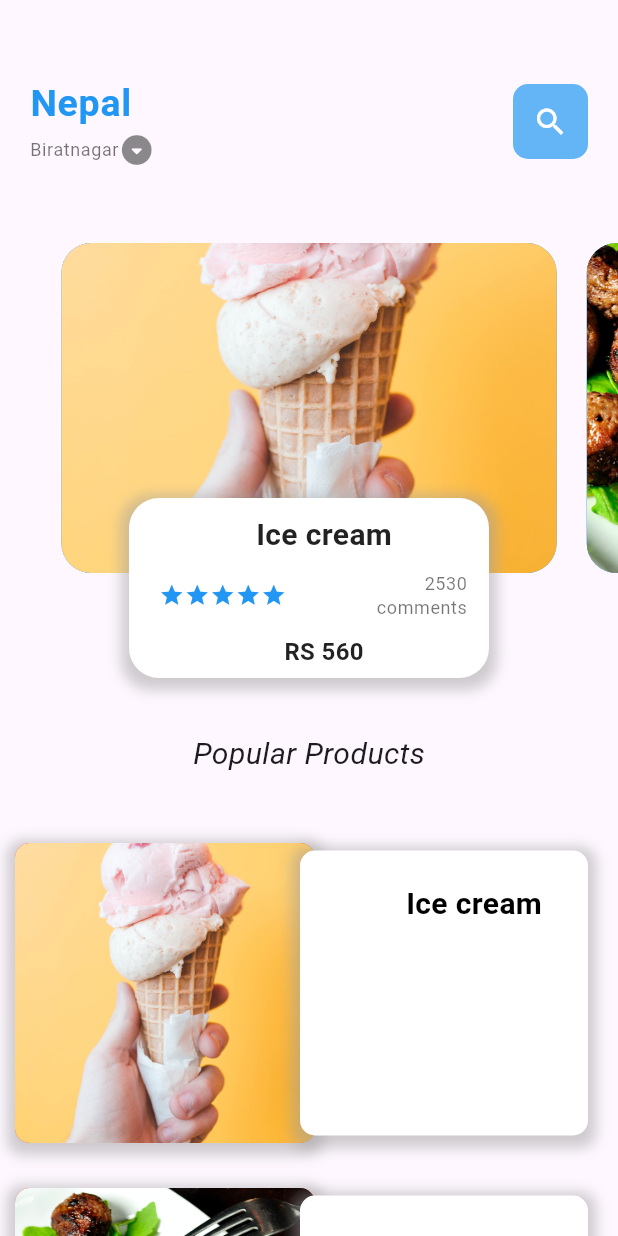
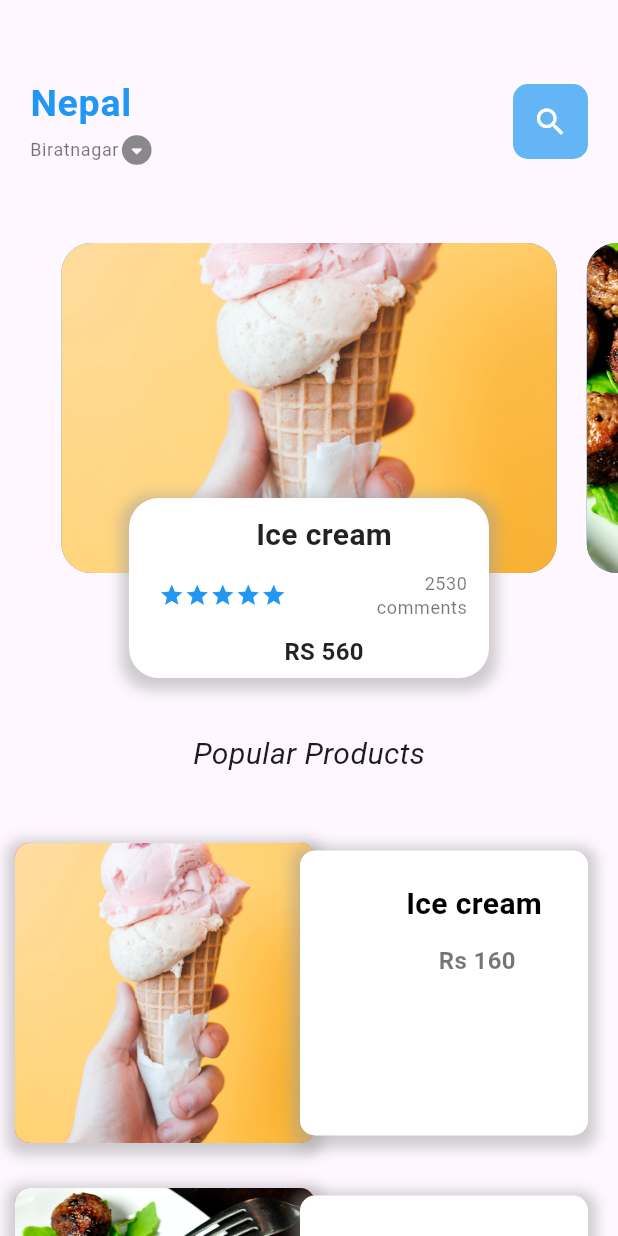
Before and after one commit to dhakalsumit/foodapp, a Flutter app: the screen it shows after launch, on a phone screen of 412 x 824 dp. Run offline on Flutter 3.47's test engine with Material 3 defaults, Android fonts, the phone set to English and light mode, and no system bars.

Commit message:
I added price

```diff
--- a/lib/home/home_one.dart
+++ b/lib/home/home_one.dart
@@ -147,6 +147,15 @@ class _HomePageState extends State<HomePage> {
                                   color: Colors.black,
                                   fontWeight: FontWeight.bold),
                             ),
+                            const Text(
+                              " Rs 160",
+                              style: TextStyle(
+                                height: 3,
+                                fontSize: 16,
+                                fontWeight: FontWeight.bold,
+                                color: Colors.black54,
+                              ),
+                            )
                           ],
                         ),
                       ))
```
